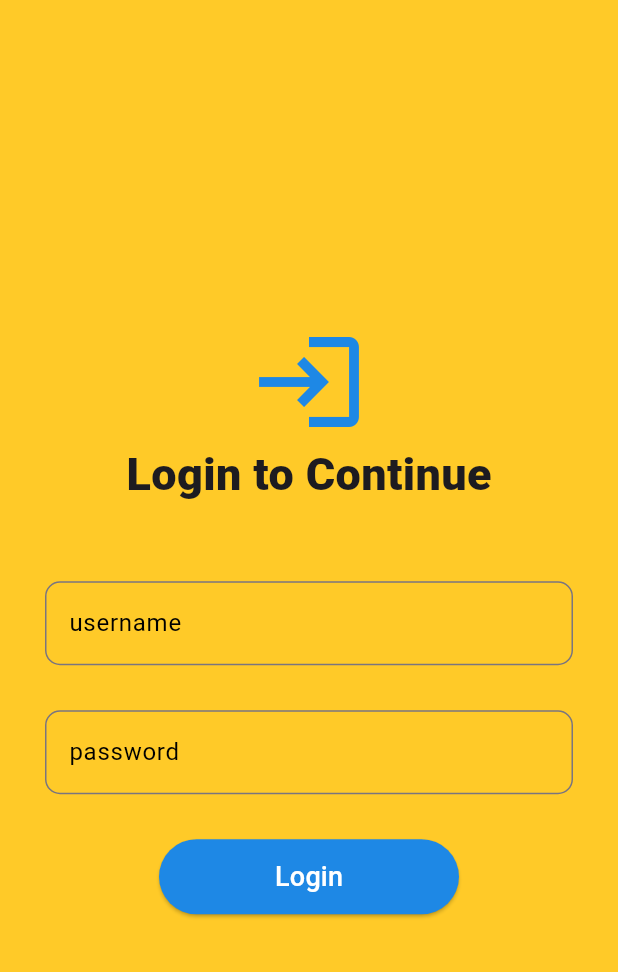
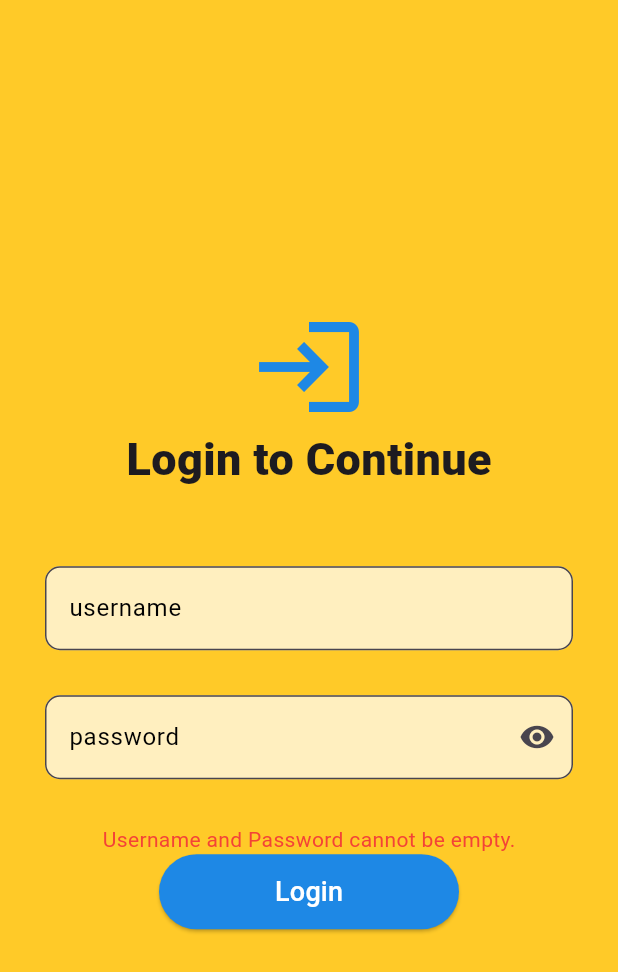
Before and after one commit to KNURanasinghe/enhanzer_associate_login-app, a Flutter app: the screen it shows after launch, after a tap on "Login", on a phone screen of 412 x 824 dp. Shown: the top 972 px of the screen. Run offline on Flutter 3.47's test engine with Material 3 defaults, Android fonts, the phone set to English and light mode, and no system bars; our stand-ins replace sqflite; accounts and stored records are empty.

Commit message:
done with application

```diff
--- a/mobile_login_app/lib/components/custom_text_field.dart
+++ b/mobile_login_app/lib/components/custom_text_field.dart
@@ -4,11 +4,14 @@ class CustomTextField extends StatelessWidget {
   final String labelText;
   final bool obsecureText;
   final TextEditingController controller;
-  const CustomTextField(
-      {super.key,
-      required this.controller,
-      required this.labelText,
-      required this.obsecureText});
+  Widget? prefixIcon;
+  CustomTextField({
+    super.key,
+    required this.controller,
+    required this.labelText,
+    required this.obsecureText,
+    this.prefixIcon,
+  });
 
   @override
   Widget build(BuildContext context) {
@@ -17,9 +20,12 @@ class CustomTextField extends StatelessWidget {
       child: TextField(
         controller: controller,
         decoration: InputDecoration(
+            filled: true,
+            fillColor: Colors.white70,
             border: const OutlineInputBorder(
                 borderRadius: BorderRadius.all(Radius.circular(10))),
             labelText: labelText,
+            suffixIcon: prefixIcon,
             labelStyle: const TextStyle(
                 color: Colors.black, fontWeight: FontWeight.w400)),
         obscureText: obsecureText,
--- a/mobile_login_app/lib/main.dart
+++ b/mobile_login_app/lib/main.dart
@@ -12,6 +12,7 @@ class MyApp extends StatelessWidget {
   @override
   Widget build(BuildContext context) {
     return MaterialApp(
+      debugShowCheckedModeBanner: false,
       title: 'Mobile Login',
       theme: ThemeData(
         colorScheme: ColorScheme.fromSeed(seedColor: Colors.deepPurple),
--- a/mobile_login_app/lib/screens/login_screen.dart
+++ b/mobile_login_app/lib/screens/login_screen.dart
@@ -1,5 +1,8 @@
 import 'package:flutter/material.dart';
 import 'package:mobile_login_app/components/custom_text_field.dart';
+
+import '../services/api_service.dart';
+import 'dashboard_screen.dart';
 
 class LoginScreen extends StatefulWidget {
   const LoginScreen({super.key});
@@ -9,8 +12,42 @@ class LoginScreen extends StatefulWidget {
 }
 
 class _LoginScreenState extends State<LoginScreen> {
-  final userController = TextEditingController();
-  final passwordController = TextEditingController();
+  final _usernameController = TextEditingController();
+  final _passwordController = TextEditingController();
+  bool _isLoading = false;
+  String _errorMessage = "";
+  bool showPassword = true;
+
+  Future<void> _handleLogin() async {
+    setState(() {
+      _isLoading = true;
+      _errorMessage = "";
+    });
+    String username = _usernameController.text.trim();
+    String password = _passwordController.text.trim();
+
+    if (username.isEmpty || password.isEmpty) {
+      setState(() {
+        _isLoading = false;
+        _errorMessage = "Username and Password cannot be empty.";
+      });
+      return;
+    }
+    final response = await ApiService.login(username, password);
+    setState(() {
+      _isLoading = false;
+    });
+    if (response['Status_Code'] == 200) {
+      Navigator.pushReplacement(
+        context,
+        MaterialPageRoute(builder: (context) => DashboardScreen(response)),
+      );
+    } else {
+      setState(() {
+        _errorMessage = "Login failed. Please check your credentials.";
+      });
+    }
+  }
 
   @override
   Widget build(BuildContext context) {
@@ -37,7 +74,7 @@ class _LoginScreenState extends State<LoginScreen> {
                 height: 50,
               ),
               CustomTextField(
-                controller: userController,
+                controller: _usernameController,
                 labelText: "username",
                 obsecureText: false,
               ),
@@ -45,15 +82,29 @@ class _LoginScreenState extends State<LoginScreen> {
                 height: 30,
               ),
               CustomTextField(
-                controller: passwordController,
+                  controller: _passwordController,
                   labelText: "password",
-                obsecureText: true,
-              ),
+                  obsecureText: showPassword,
+                  prefixIcon: IconButton(
+                      onPressed: () {
+                        setState(() {
+                          showPassword = !showPassword;
+                        });
+                      },
+                      icon: showPassword
+                          ? const Icon(Icons.visibility)
+                          : const Icon(Icons.visibility_off))),
               const SizedBox(
                 height: 30,
               ),
-              ElevatedButton(
-                onPressed: () {},
+              _errorMessage.isNotEmpty
+                  ? Text(_errorMessage,
+                      style: const TextStyle(color: Colors.red))
+                  : const SizedBox.shrink(),
+              _isLoading
+                  ? const CircularProgressIndicator()
+                  : ElevatedButton(
+                      onPressed: _handleLogin,
                       style: ElevatedButton.styleFrom(
                           backgroundColor: Colors.blue[600],
                           fixedSize: const Size(200, 50)),
--- a/mobile_login_app/pubspec.yaml
+++ b/mobile_login_app/pubspec.yaml
@@ -38,6 +38,7 @@ dependencies:
   http: ^1.3.0
   sqflite: ^2.4.1
   path_provider: ^2.1.5
+  path: ^1.9.0
 
 dev_dependencies:
   flutter_test:
```
Also changed, not shown: mobile_login_app/lib/db/db_helper.dart (added, +49 -0 lines), mobile_login_app/lib/screens/dashboard_screen.dart (added, +111 -0 lines), mobile_login_app/pubspec.lock. Lines whose indentation alone changed are shown as unchanged.
